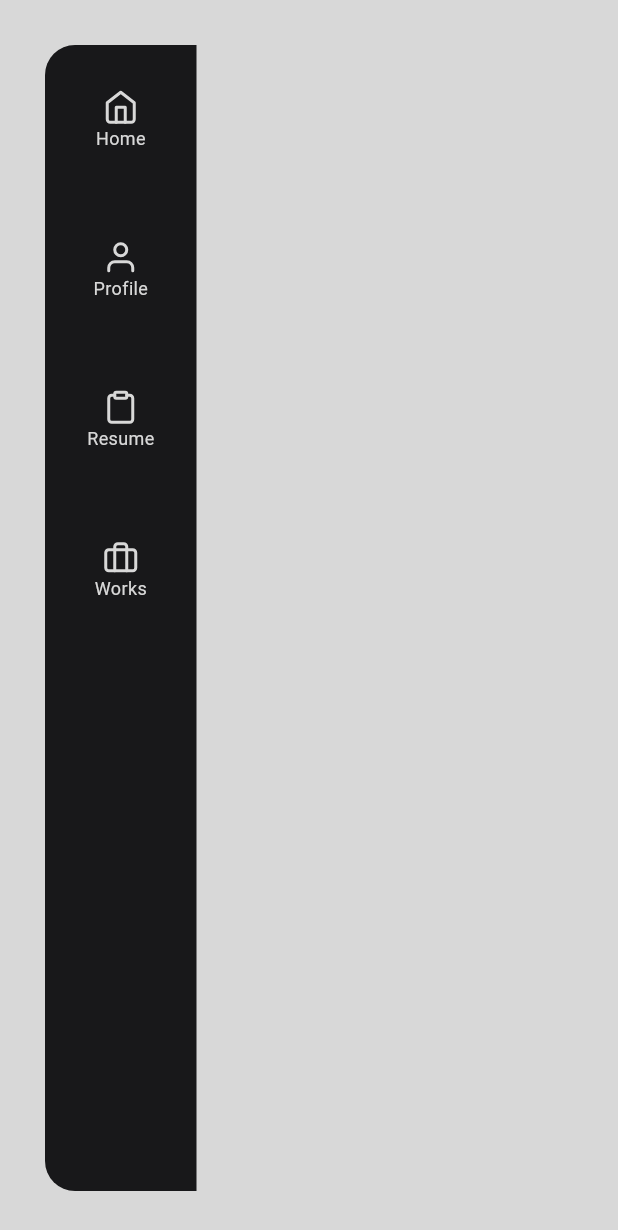
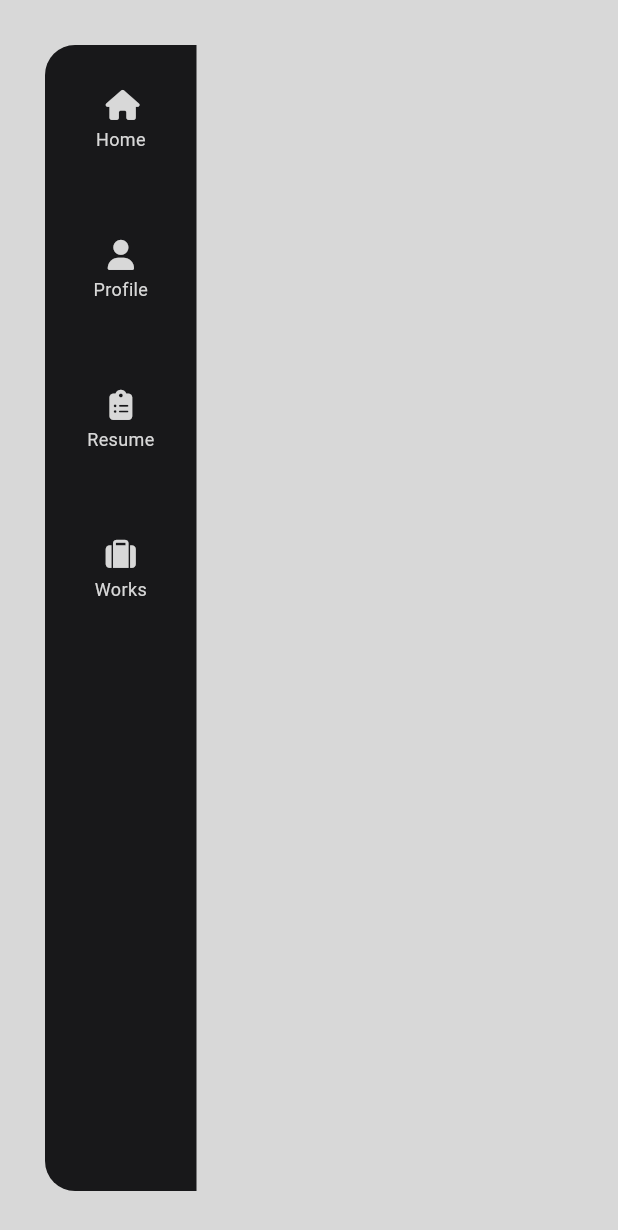
Before and after one commit to bitshets/resume, a Flutter app: the screen it shows after launch, on a phone screen of 412 x 824 dp. Shown: the top 1230 px of the screen. Run offline on Flutter 3.47's test engine with Material 3 defaults, Android fonts, the phone set to English and light mode, and no system bars; our stand-ins replace font_awesome_flutter.

Commit message:
Change icons to font_awesome to see if still errors.

```diff
--- a/lib/NavBar/curve_painter.dart
+++ b/lib/NavBar/curve_painter.dart
@@ -38,7 +38,6 @@ class CurvePainter extends CustomPainter {
     path.close();
 
     paint.color = const Color.fromARGB(255, 216, 216, 216);
-    paint.strokeWidth = 101.0;
     canvas.drawPath(path, paint);
   }
 
--- a/lib/NavBar/nav_bar_item.dart
+++ b/lib/NavBar/nav_bar_item.dart
@@ -121,8 +121,9 @@ class _NavBarItemState extends State<NavBarItem> with TickerProviderStateMixin {
                       Icon(
                         widget.icon,
                         color: _color.value,
-                        size: 24.0,
+                        size: 20.0,
                       ),
+                      const SizedBox(height: 5.0),
                       Text(
                         widget.title,
                         style: TextStyle(
--- a/lib/main.dart
+++ b/lib/main.dart
@@ -1,5 +1,5 @@
 import 'package:flutter/material.dart';
-import "package:flutter_feather_icons/flutter_feather_icons.dart";
+import 'package:font_awesome_flutter/font_awesome_flutter.dart';
 import 'package:resume/NavBar/nav_bar_item.dart';
 
 void main() {
@@ -14,7 +14,6 @@ class MyApp extends StatelessWidget {
     return MaterialApp(
       title: 'Paul Huang',
       theme: ThemeData(
-        colorScheme: ColorScheme.fromSeed(seedColor: Colors.deepPurple),
         useMaterial3: true,
       ),
       home: const MyHomePage(title: 'Paul Huang'),
@@ -39,11 +38,11 @@ class _MyHomePageState extends State<MyHomePage> {
     "Works",
   ];
 
-  List<IconData> icon = const [
-    FeatherIcons.home,
-    FeatherIcons.user,
-    FeatherIcons.clipboard,
-    FeatherIcons.briefcase,
+  List<IconData> icon = [
+    FontAwesomeIcons.house,
+    FontAwesomeIcons.solidUser,
+    FontAwesomeIcons.clipboardList,
+    FontAwesomeIcons.suitcase,
   ];
 
   List<bool> selected = [true, false, false, false];
```
Also changed, not shown: pubspec.yaml (+1 -6 lines), pubspec.lock, 1 other file.
